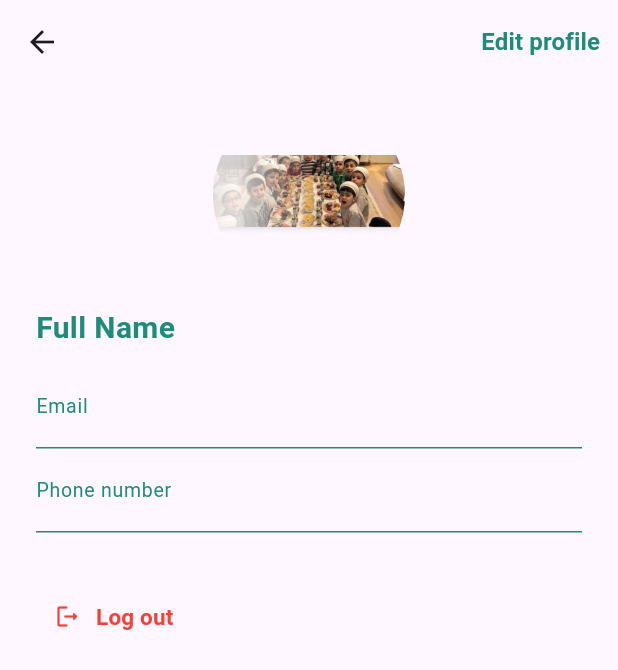
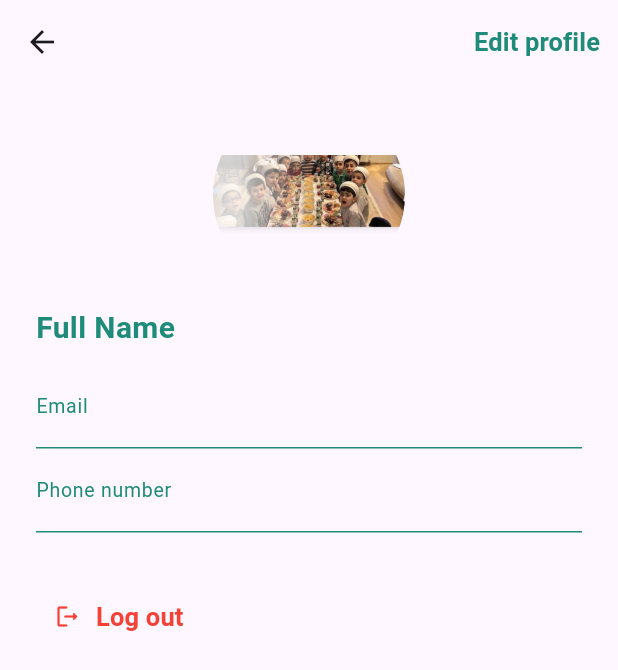
Before and after one commit to Roufaida-As/DonaVita-Donors-side, a Flutter app: the ProfilePage screen opened directly, on a phone screen of 412 x 824 dp. Shown: the top 670 px of the screen. Run offline on Flutter 3.47's test engine with Material 3 defaults, Android fonts, the phone set to English and light mode, and no system bars; our stand-ins replace cloud_firestore, firebase_auth, firebase_core, get, google_nav_bar, loading_animation_widget and 1 more; accounts and stored records are empty.

Commit message:
chore : increase font size for logout button

```diff
--- a/projectfinal/lib/pages/profile_page.dart
+++ b/projectfinal/lib/pages/profile_page.dart
@@ -28,7 +28,7 @@ class _ProfilePageState extends State<ProfilePage> {
                 onPressed: _goToEditProfilePage,
                 child: const Text('Edit profile',
                     style: TextStyle(
-                        fontSize: 16,
+                        fontSize: 17,
                         color: AppColors.icons,
                         fontWeight: FontWeight.bold))),
           ],
@@ -117,7 +117,7 @@ class _ProfilePageState extends State<ProfilePage> {
                           Text(
                             "Log out",
                             style: TextStyle(
-                                fontSize: 15,
+                                fontSize: 17,
                                 fontWeight: FontWeight.bold,
                                 color: Colors.red),
                           )
```
